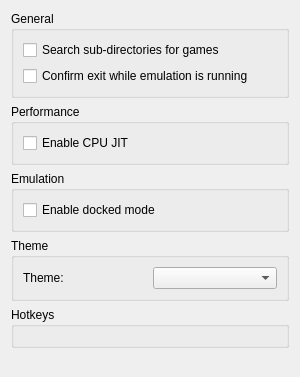
First picture: the form in src/yuzu/configuration/configure_general.ui, repository rorrim-rorrim/eden-alt, before the edit.
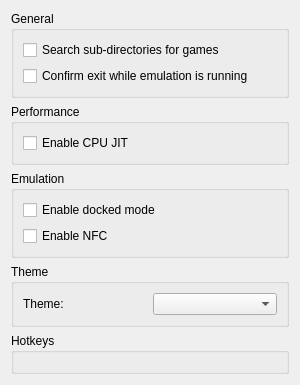
Second picture: the form after the edit. Custom widgets are drawn as their Qt base class.

```diff
--- a/src/yuzu/configuration/configure_general.ui
+++ b/src/yuzu/configuration/configure_general.ui
@@ -78,6 +78,13 @@
                   </property>
                 </widget>
               </item>
+          <item>
+           <widget class="QCheckBox" name="enable_nfc">
+            <property name="text">
+             <string>Enable NFC</string>
+            </property>
+           </widget>
+          </item>
             </layout>
           </item>
         </layout>
```
Lines whose indentation alone changed are shown as unchanged.
